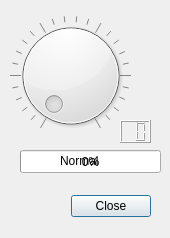
First picture: the form in QTDesigner/firstgui/firstgui.ui, repository jarleven/Python, before the edit.
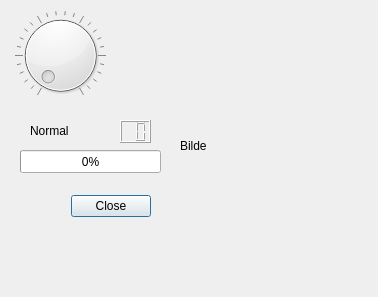
Second picture: the form after the edit.

The edit to the form file:
```diff
--- a/QTDesigner/firstgui/firstgui.ui
+++ b/QTDesigner/firstgui/firstgui.ui
@@ -6,8 +6,8 @@
    <rect>
     <x>0</x>
     <y>0</y>
-    <width>170</width>
-    <height>238</height>
+    <width>378</width>
+    <height>297</height>
    </rect>
   </property>
   <property name="windowTitle">
@@ -34,8 +34,8 @@
     <rect>
      <x>10</x>
      <y>10</y>
-     <width>121</width>
-     <height>131</height>
+     <width>101</width>
+     <height>91</height>
     </rect>
    </property>
    <property name="notchesVisible">
@@ -71,8 +71,8 @@
   <widget class="QLabel" name="label">
    <property name="geometry">
     <rect>
-     <x>60</x>
-     <y>150</y>
+     <x>30</x>
+     <y>120</y>
      <width>71</width>
      <height>21</height>
     </rect>
@@ -81,6 +81,19 @@
     <string>Normal</string>
    </property>
   </widget>
+  <widget class="QLabel" name="label_2">
+   <property name="geometry">
+    <rect>
+     <x>180</x>
+     <y>10</y>
+     <width>181</width>
+     <height>271</height>
+    </rect>
+   </property>
+   <property name="text">
+    <string>Bilde</string>
+   </property>
+  </widget>
  </widget>
  <resources/>
  <connections>
```
